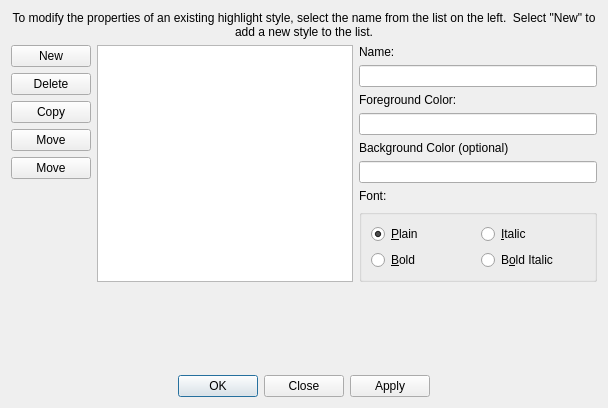
Before: the Qt Designer form source/ui/DialogDrawingStyles.ui in eteran/nedit-ng, drawn with Qt 5.
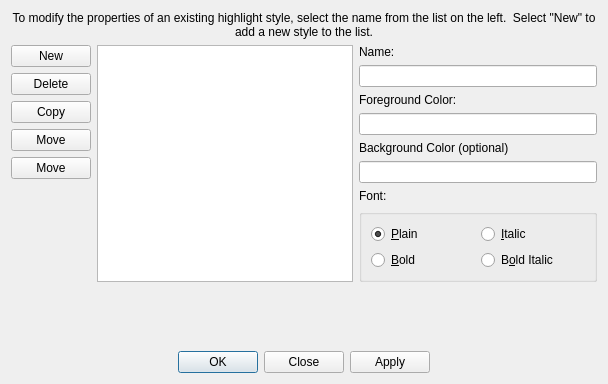
After: the same form once the commit is applied. Icons and pictures are not drawn.

Diff of the .ui file:
```diff
--- a/source/ui/DialogDrawingStyles.ui
+++ b/source/ui/DialogDrawingStyles.ui
@@ -7,7 +7,7 @@
     <x>0</x>
     <y>0</y>
     <width>608</width>
-    <height>408</height>
+    <height>384</height>
    </rect>
   </property>
   <property name="windowTitle">
```
Left out of the diff: 15 changed lines with no effect on the pictures.
